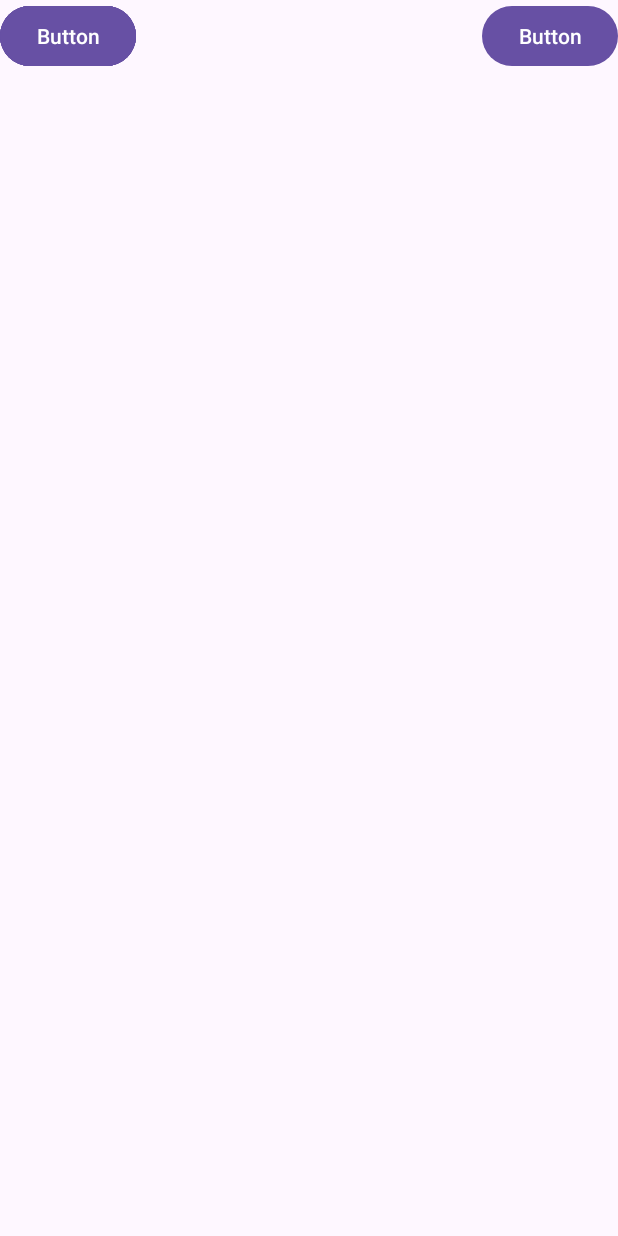
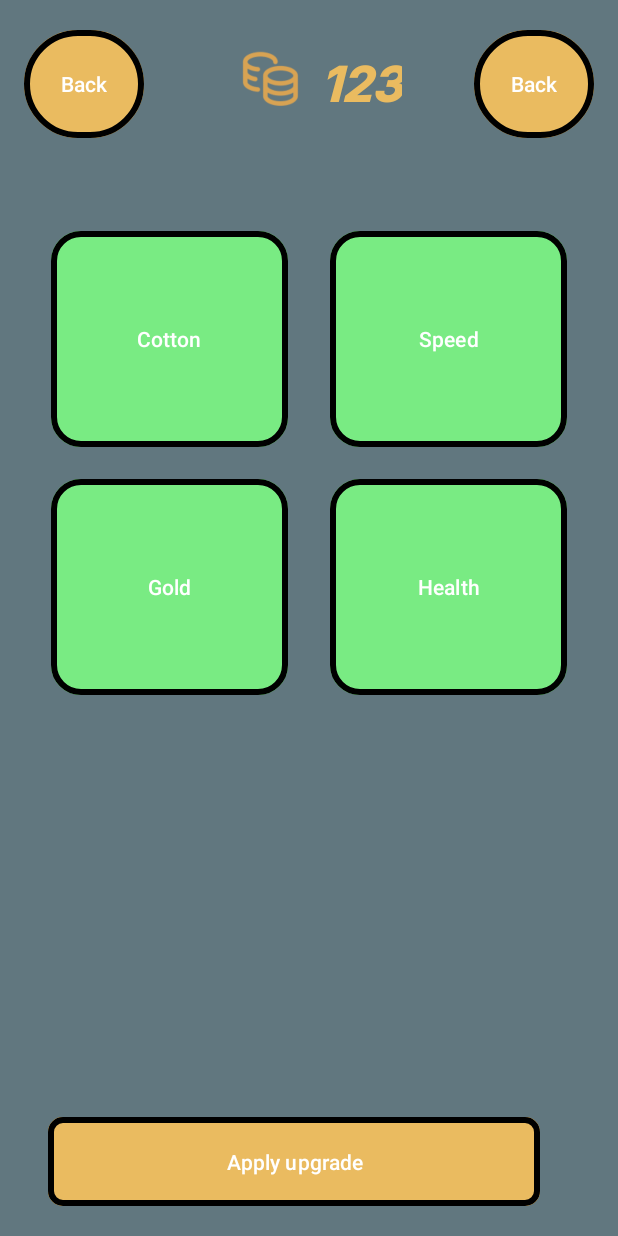
Before and after one commit to MontyRex/BabusLoves, an Android app: the UpgradeActivity screen opened directly, with no data from a screen before it, on a phone screen of 412 x 824 dp. Run offline under Robolectric (Android 15) with nearby library versions, the phone set to English and light mode, and no system bars; Roboto replaces fonts that are not available here.

Commit message:
Upgraded

```diff
--- a/app/src/main/java/com/example/babusloves/MainActivity.kt
+++ b/app/src/main/java/com/example/babusloves/MainActivity.kt
@@ -22,7 +22,7 @@ class MainActivity : AppCompatActivity() {
         }
         upgrade.setOnClickListener {
             Toast.makeText(this, "Вы жмакнули на кнопку апгрейд", Toast.LENGTH_SHORT).show()
-            val intent = Intent(this, ZaglushkaActivity::class.java)
+            val intent = Intent(this, UpgradeActivity::class.java)
             startActivity(intent)
         }
         settings.setOnClickListener {
--- /dev/null
+++ b/app/src/main/res/font/inter_bold.xml
@@ -0,0 +1,7 @@
+<?xml version="1.0" encoding="utf-8"?>
+<font-family xmlns:app="http://schemas.android.com/apk/res-auto"
+        app:fontProviderAuthority="com.google.android.gms.fonts"
+        app:fontProviderPackage="com.google.android.gms"
+        app:fontProviderQuery="name=Inter&amp;weight=700"
+        app:fontProviderCerts="@array/com_google_android_gms_fonts_certs">
+</font-family>
--- a/app/src/main/res/layout/activity_upgrade.xml
+++ b/app/src/main/res/layout/activity_upgrade.xml
@@ -4,66 +4,139 @@
     xmlns:tools="http://schemas.android.com/tools"
     android:layout_width="match_parent"
     android:layout_height="match_parent"
+    android:background="@color/grey"
+    android:textAlignment="textStart"
+    android:textDirection="firstStrongRtl"
     tools:context=".UpgradeActivity">
+
+    <Button
+        android:id="@+id/add_button"
+        android:layout_width="80dp"
+        android:layout_height="80dp"
+        android:layout_marginStart="16dp"
+        android:layout_marginTop="16dp"
+        android:backgroundTint="@color/orange"
+        android:text="Back"
+        app:layout_constraintStart_toStartOf="parent"
+        app:layout_constraintTop_toTopOf="parent"
+        app:strokeWidth="4dp" />
 
     <Button
         android:id="@+id/cotton_button"
         android:layout_width="158dp"
         android:layout_height="152dp"
-        android:layout_marginStart="44dp"
-        android:layout_marginBottom="100dp"
-        android:text="Button"
+        android:layout_marginStart="32dp"
+        android:layout_marginTop="150dp"
+        android:layout_marginEnd="13dp"
+        android:layout_marginBottom="13dp"
+        android:backgroundTint="@color/green"
+        android:text="Cotton"
+        app:cornerRadius="20dp"
         app:layout_constraintBottom_toTopOf="@+id/gold_button"
-        app:layout_constraintStart_toStartOf="parent" />
+        app:layout_constraintEnd_toStartOf="@+id/speed_button"
+        app:layout_constraintStart_toStartOf="parent"
+        app:layout_constraintTop_toTopOf="parent"
+        app:strokeColor="#000000"
+        app:strokeWidth="4dp" />
 
     <Button
         android:id="@+id/speed_button"
-        android:layout_width="wrap_content"
-        android:layout_height="wrap_content"
-        android:text="Button"
+        android:layout_width="158dp"
+        android:layout_height="152dp"
+        android:layout_marginStart="13dp"
+        android:layout_marginTop="150dp"
+        android:layout_marginEnd="32dp"
+        android:layout_marginBottom="13dp"
+        android:backgroundTint="@color/green"
+        android:text="Speed"
         app:barrierDirection="bottom"
-        tools:layout_editor_absoluteX="242dp"
-        tools:layout_editor_absoluteY="215dp" />
+        app:cornerRadius="20dp"
+        app:layout_constraintBottom_toTopOf="@+id/health_button"
+        app:layout_constraintEnd_toEndOf="parent"
+        app:layout_constraintStart_toEndOf="@+id/cotton_button"
+        app:layout_constraintTop_toTopOf="parent"
+        app:strokeWidth="4dp" />
 
     <Button
         android:id="@+id/gold_button"
-        android:layout_width="wrap_content"
-        android:layout_height="wrap_content"
-        android:text="Button"
-        tools:layout_editor_absoluteX="44dp"
-        tools:layout_editor_absoluteY="452dp" />
+        android:layout_width="158dp"
+        android:layout_height="152dp"
+        android:layout_marginStart="32dp"
+        android:layout_marginTop="13dp"
+        android:layout_marginEnd="13dp"
+        android:backgroundTint="@color/green"
+        android:text="Gold"
+        app:cornerRadius="20dp"
+        app:layout_constraintEnd_toStartOf="@+id/health_button"
+        app:layout_constraintStart_toStartOf="parent"
+        app:layout_constraintTop_toBottomOf="@+id/cotton_button"
+        app:strokeWidth="4dp" />
 
     <Button
         android:id="@+id/health_button"
-        android:layout_width="wrap_content"
-        android:layout_height="wrap_content"
-        android:text="Button"
-        tools:layout_editor_absoluteX="242dp"
-        tools:layout_editor_absoluteY="454dp" />
+        android:layout_width="158dp"
+        android:layout_height="152dp"
+        android:layout_marginStart="13dp"
+        android:layout_marginTop="13dp"
+        android:layout_marginEnd="32dp"
+        android:backgroundTint="@color/green"
+        android:text="Health"
+        app:cornerRadius="20dp"
+        app:layout_constraintEnd_toEndOf="parent"
+        app:layout_constraintStart_toEndOf="@+id/gold_button"
+        app:layout_constraintTop_toBottomOf="@+id/speed_button"
+        app:strokeWidth="4dp" />
 
     <Button
         android:id="@+id/upgrade_button"
-        android:layout_width="wrap_content"
-        android:layout_height="wrap_content"
-        android:text="Button"
-        tools:layout_editor_absoluteX="147dp"
-        tools:layout_editor_absoluteY="727dp" />
+        android:layout_width="328dp"
+        android:layout_height="67dp"
+        android:layout_marginStart="32dp"
+        android:layout_marginBottom="16dp"
+        android:backgroundTint="@color/orange"
+        android:text="Apply upgrade"
+        app:cornerRadius="10dp"
+        app:layout_constraintBottom_toBottomOf="parent"
+        app:layout_constraintStart_toStartOf="parent"
+        app:strokeWidth="4dp" />
 
     <Button
-        android:id="@+id/back_from_upgrades_button"
-        android:layout_width="wrap_content"
-        android:layout_height="wrap_content"
-        android:text="Button"
+        android:id="@+id/back_to_main_button"
+        android:layout_width="80dp"
+        android:layout_height="80dp"
+        android:layout_marginTop="16dp"
+        android:layout_marginEnd="16dp"
+        android:backgroundTint="@color/orange"
+        android:text="Back"
+        app:layout_constraintEnd_toEndOf="parent"
+        app:layout_constraintTop_toTopOf="parent"
+        app:strokeWidth="4dp" />
 
-        app:layout_constraintEnd_toEndOf="parent"
-        app:layout_constraintTop_toTopOf="parent" />
+    <ImageView
+        android:id="@+id/imageView2"
+        android:layout_width="42dp"
+        android:layout_height="46dp"
+        android:layout_marginTop="30dp"
+        app:layout_constraintEnd_toStartOf="@+id/textView"
+        app:layout_constraintTop_toTopOf="parent"
+        app:srcCompat="@drawable/coinsbabus" />
 
-    <Button
-        android:id="@+id/advert_button"
-        android:layout_width="wrap_content"
-        android:layout_height="wrap_content"
-        android:text="Button"
-        app:layout_constraintStart_toStartOf="parent"
-        app:layout_constraintTop_toTopOf="parent" />
+    <TextView
+        android:id="@+id/textView"
+        android:layout_width="66dp"
+        android:layout_height="41dp"
+        android:layout_marginTop="32dp"
+        android:layout_marginEnd="48dp"
+        android:fontFamily="@font/inter_bold"
+        android:text="123"
+        android:textColor="@color/orange"
+        android:textSize="32sp"
+        android:textStyle="bold|italic"
+        app:layout_constraintEnd_toStartOf="@+id/back_to_main_button"
+        app:layout_constraintTop_toTopOf="parent"
+        app:strokeWidth="1dp" />
+
+
+    <!--this is some bullshit-->
 
 </androidx.constraintlayout.widget.ConstraintLayout>
--- a/app/src/main/res/values/colors.xml
+++ b/app/src/main/res/values/colors.xml
@@ -4,4 +4,5 @@
     <color name="white">#FFFFFFFF</color>
     <color name="grey">#61777F</color>
     <color name="orange">#EABB60</color>
+    <color name="green">#79EB83</color>
 </resources>
--- a/app/src/main/res/values/preloaded_fonts.xml
+++ b/app/src/main/res/values/preloaded_fonts.xml
@@ -2,6 +2,7 @@
 <resources>
     <array name="preloaded_fonts" translatable="false">
         <item>@font/inder</item>
+        <item>@font/inter_bold</item>
         <item>@font/inter_thin</item>
     </array>
 </resources>
```
Also changed, not shown: app/src/main/res/drawable-highdr/addbabus_dyn.png (added), app/src/main/res/drawable/addbabus.png (added), app/src/main/res/drawable/addbabus_cooler.png (added), app/src/main/res/drawable/backarrowbabus.png (added), app/src/main/res/drawable/coinsbabus.png (added).
